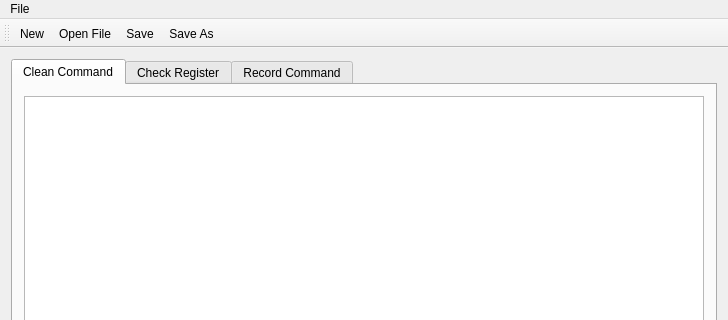
This is FPGA Check Input/mainwindow.ui in pengjianaixue/FPGA-Check-Input as Qt 5 draws it before an edit; both pictures show x 0 to 728 and y 0 to 320 of the 728 by 773 pixel window. The edited form follows.
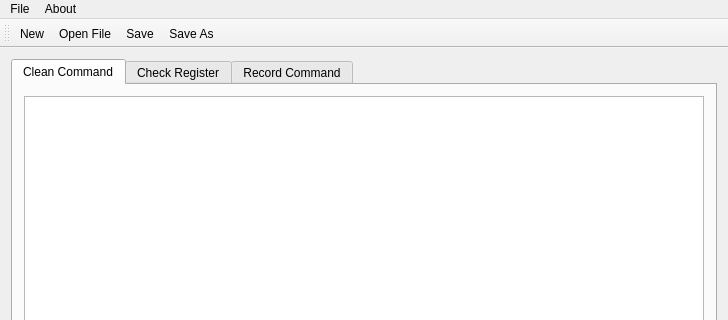
This is the edited form. Icons and pictures are not drawn.

Commit message: Change the icon and add about dialog

```diff
--- a/FPGA Check Input/mainwindow.ui
+++ b/FPGA Check Input/mainwindow.ui
@@ -82,7 +82,14 @@
     <addaction name="action_Save"/>
     <addaction name="actionSave_As"/>
    </widget>
+   <widget class="QMenu" name="menuAbout">
+    <property name="title">
+     <string>About</string>
+    </property>
+    <addaction name="action_About"/>
+   </widget>
    <addaction name="menuFile"/>
+   <addaction name="menuAbout"/>
   </widget>
   <widget class="QToolBar" name="mainToolBar">
    <attribute name="toolBarArea">
```
Left out of the diff: 5 changed lines with no effect on the pictures. The commit also changes 14 other files.
